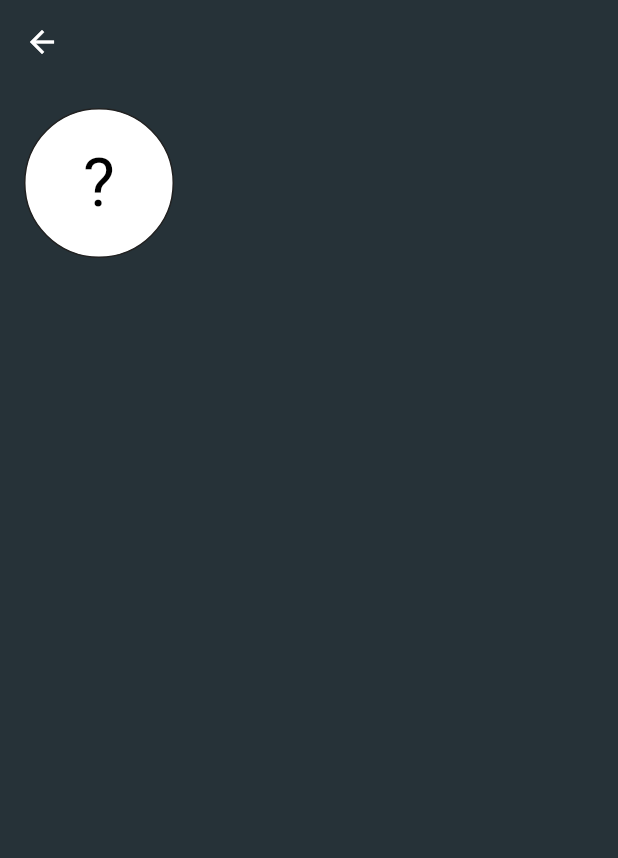
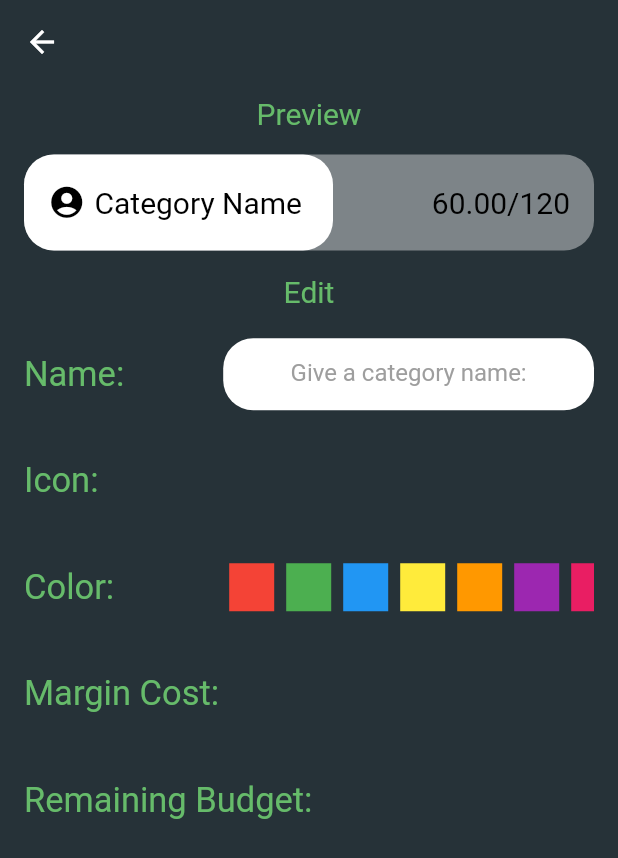
Before and after one commit to AthanasiosPapazoglou/exp_margins, a Flutter app: the NewCategoryPage screen opened directly, on a phone screen of 412 x 824 dp. Shown: the top 858 px of the screen. Run offline on Flutter 3.47's test engine with Material 2 defaults, Android fonts, the phone set to English and light mode, and no system bars.

Commit message:
further add category progress (ui, color, name)

```diff
--- a/lib/noNavPages/new_category_page.dart
+++ b/lib/noNavPages/new_category_page.dart
@@ -1,13 +1,31 @@
-// ignore_for_file: prefer_const_constructors
+// ignore_for_file: prefer_const_constructors, prefer_const_literals_to_create_immutables
 
+import 'package:exp_margins/UIcomponents/category_card_ui.dart';
+import 'package:exp_margins/providers/data_provider.dart';
 import 'package:flutter/material.dart';
 import 'package:provider/provider.dart';
 
-class NewCategoryPage extends StatelessWidget {
+class NewCategoryPage extends StatefulWidget {
   const NewCategoryPage({Key? key}) : super(key: key);
 
   @override
+  State<NewCategoryPage> createState() => _NewCategoryPageState();
+}
+
+TextEditingController _controller = TextEditingController();
+String _selectedCategoryName = 'Category Name';
+Color _selectedCategoryColor = Colors.white;
+
+class _NewCategoryPageState extends State<NewCategoryPage> {
+  @override
+  void initState() {
+    super.initState();
+  }
+
+  @override
   Widget build(BuildContext context) {
+    final currentData = Provider.of<DataProviding>(context);
+
     return Scaffold(
       backgroundColor: Colors.blueGrey.shade900,
       appBar: AppBar(
@@ -29,32 +47,135 @@ class NewCategoryPage extends StatelessWidget {
         ),
       ),
       body: Column(
+        crossAxisAlignment: CrossAxisAlignment.start,
         children: <Widget>[
+          pageSectionHeader('Preview'),
+          CategoryItemUI(
+              cardColor: _selectedCategoryColor,
+              remainingPercentage: 0.5,
+              categoryIcon: Icons.account_circle_sharp,
+              categoryName: _selectedCategoryName),
+          pageSectionHeader('Edit'),
+          nameSelectionRow(context, currentData),
+          editFieldOptionsText('Icon:'),
+          colorSelectionRow(context, currentData),
+          editFieldOptionsText('Margin Cost:'),
+          editFieldOptionsText('Remaining Budget:')
+        ],
+      ),
+    );
+  }
+
+  //!Widet Tree end
+
+
+
+  //?Building Block Methods
+
+  Column nameSelectionRow(BuildContext context, DataProviding currentData) {
+    return Column(
+          crossAxisAlignment: CrossAxisAlignment.start,
+          children: <Widget>[
+            Row(
+              mainAxisAlignment: MainAxisAlignment.spaceBetween,
+              children: [
+                editFieldOptionsText('Name:'),
                 Padding(
-            padding: const EdgeInsets.all(16.0),
+                  padding: const EdgeInsets.symmetric(horizontal: 16.0),
                   child: Container(
-              width: 100,
-              height: 100,
+                      padding: EdgeInsetsDirectional.fromSTEB(16, 6, 16, 6),
+                      child: TextFormField(
+                        decoration: InputDecoration(
+                            hintText: 'Give a category name:',
+                            hintStyle: TextStyle(color: Colors.grey),
+                            border: InputBorder.none),
+                        textAlign: TextAlign.center,
+                        style: TextStyle(color: Colors.black),
+                        controller: _controller,
+                        onFieldSubmitted: (value) {
+                          setState(
+                            () {
+                              _selectedCategoryName = value;
+                              _controller.clear();
+                            },
+                          );
+                        },
+                      ),
+                      height: 48,
                       decoration: BoxDecoration(
-                shape: BoxShape.circle,
                         color: Colors.white,
-                border: Border.all(
-                  width: 1.0,
-                  color: ThemeData.dark().primaryColor
+                        borderRadius: BorderRadius.circular(20),
+                      ),
+                      width: MediaQuery.of(context).size.width * 0.6),
                 )
+              ],
             ),
-              child: Center(
-                child: Text(
-                  '?',
-                  style: TextStyle(
-                    color: Colors.black,
-                    fontSize: 45,
+          ],
+        );
+  }
+
+  Row colorSelectionRow(BuildContext context, DataProviding currentData) {
+    return Row(
+              mainAxisAlignment: MainAxisAlignment.spaceBetween,
+              children: [
+                editFieldOptionsText('Color:'),
+                Padding(
+                  padding: const EdgeInsets.symmetric(horizontal: 16),
+                  child: SizedBox(
+                    width: MediaQuery.of(context).size.width * 0.6,
+                    height: 40,
+                    child: ListView.builder(
+                      scrollDirection: Axis.horizontal,
+                      itemCount: currentData.availableColors.length,
+                      itemBuilder: (BuildContext context, int index) {
+                        return GestureDetector(
+                          onTap: () {
+                            setState(
+                              () {
+                                _selectedCategoryColor =
+                                    currentData.availableColors[index];
+                              },
+                            );
+                          },
+                          child: Padding(
+                            padding: const EdgeInsets.all(4.0),
+                            child: Container(
+                              width: 30,
+                              height: 30,
+                              color: currentData.availableColors[index],
                             ),
                           ),
+                        );
+                      },
                     ),
                   ),
                 ),
               ],
+            );
+  }
+
+  Align pageSectionHeader(String title) {
+    return Align(
+      alignment: Alignment.center,
+      child: Padding(
+        padding: const EdgeInsets.symmetric(horizontal: 16, vertical: 8),
+        child: Text(
+          title,
+          style: TextStyle(color: Colors.green.shade400, fontSize: 20),
+        ),
+      ),
+    );
+  }
+
+  Padding editFieldOptionsText(String title) {
+    return Padding(
+      padding: const EdgeInsetsDirectional.fromSTEB(16, 22, 16, 22),
+      child: Text(
+        title,
+        style: TextStyle(
+          color: Colors.green.shade400,
+          fontSize: 23,
+        ),
       ),
     );
   }
--- a/lib/providers/data_provider.dart
+++ b/lib/providers/data_provider.dart
@@ -37,4 +37,18 @@ class DataProviding extends ChangeNotifier {
     .55,
     .35,
   ];
+
+  final List<Color> availableColors = [
+    Colors.red,
+    Colors.green,
+    Colors.blue,
+    Colors.yellow,
+    Colors.orange,
+    Colors.purple,
+    Colors.pink,
+    Colors.teal,
+    Colors.green.shade900,
+    Colors.lightBlue,
+    Colors.deepOrange,
+  ];
 }
```
Also changed, not shown: lib/main_menu.dart (+8 -4 lines). Lines whose indentation alone changed are shown as unchanged.
